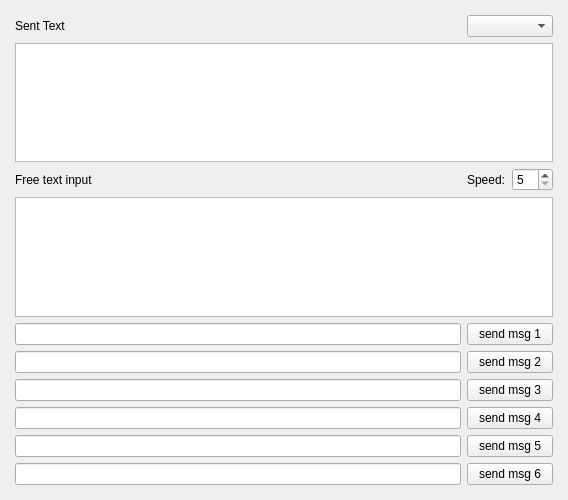
Old version of the form main.ui in the repository mbridak/PyWinKeyerSerial.
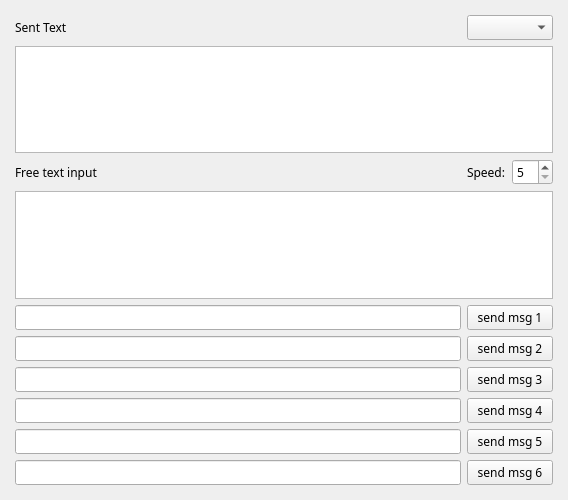
New version of the form.

Commit message: Added font. added spec file, updated build info.

What changed in the file:
```diff
--- a/main.ui
+++ b/main.ui
@@ -28,10 +28,22 @@
      <number>15</number>
     </property>
     <item row="8" column="0">
-     <widget class="QLineEdit" name="msg5"/>
+     <widget class="QLineEdit" name="msg5">
+      <property name="font">
+       <font>
+        <family>JetBrains Mono</family>
+       </font>
+      </property>
+     </widget>
     </item>
     <item row="6" column="0">
-     <widget class="QLineEdit" name="msg3"/>
+     <widget class="QLineEdit" name="msg3">
+      <property name="font">
+       <font>
+        <family>JetBrains Mono</family>
+       </font>
+      </property>
+     </widget>
     </item>
     <item row="0" column="1" colspan="2">
      <widget class="QComboBox" name="comboBox_device">
@@ -41,16 +53,32 @@
         <verstretch>0</verstretch>
        </sizepolicy>
       </property>
+      <property name="font">
+       <font>
+        <family>JetBrains Mono</family>
+       </font>
+      </property>
       <property name="currentText">
        <string/>
       </property>
      </widget>
     </item>
     <item row="4" column="0">
-     <widget class="QLineEdit" name="msg1"/>
+     <widget class="QLineEdit" name="msg1">
+      <property name="font">
+       <font>
+        <family>JetBrains Mono</family>
+       </font>
+      </property>
+     </widget>
     </item>
     <item row="6" column="1" colspan="2">
      <widget class="QPushButton" name="sendmsg3_button">
+      <property name="font">
+       <font>
+        <family>JetBrains Mono</family>
+       </font>
+      </property>
       <property name="text">
        <string>send msg 3</string>
       </property>
@@ -58,16 +86,32 @@
     </item>
     <item row="9" column="1" colspan="2">
      <widget class="QPushButton" name="sendmsg6_button">
+      <property name="font">
+       <font>
+        <family>JetBrains Mono</family>
+       </font>
+      </property>
       <property name="text">
        <string>send msg 6</string>
       </property>
      </widget>
     </item>
     <item row="9" column="0">
-     <widget class="QLineEdit" name="msg6"/>
+     <widget class="QLineEdit" name="msg6">
+      <property name="font">
+       <font>
+        <family>JetBrains Mono</family>
+       </font>
+      </property>
+     </widget>
     </item>
     <item row="0" column="0">
      <widget class="QLabel" name="label">
+      <property name="font">
+       <font>
+        <family>JetBrains Mono</family>
+       </font>
+      </property>
       <property name="text">
        <string>Sent Text</string>
       </property>
@@ -75,6 +119,11 @@
     </item>
     <item row="2" column="0">
      <widget class="QLabel" name="label_2">
+      <property name="font">
+       <font>
+        <family>JetBrains Mono</family>
+       </font>
+      </property>
       <property name="text">
        <string>Free text input</string>
       </property>
@@ -82,6 +131,11 @@
     </item>
     <item row="2" column="2">
      <widget class="QSpinBox" name="spinBox_speed">
+      <property name="font">
+       <font>
+        <family>JetBrains Mono</family>
+       </font>
+      </property>
       <property name="minimum">
        <number>5</number>
       </property>
@@ -91,23 +145,51 @@
      </widget>
     </item>
     <item row="5" column="0">
-     <widget class="QLineEdit" name="msg2"/>
+     <widget class="QLineEdit" name="msg2">
+      <property name="font">
+       <font>
+        <family>JetBrains Mono</family>
+       </font>
+      </property>
+     </widget>
     </item>
     <item row="7" column="0">
-     <widget class="QLineEdit" name="msg4"/>
+     <widget class="QLineEdit" name="msg4">
+      <property name="font">
+       <font>
+        <family>JetBrains Mono</family>
+       </font>
+      </property>
+     </widget>
     </item>
     <item row="2" column="1">
      <widget class="QLabel" name="label_3">
+      <property name="font">
+       <font>
+        <family>JetBrains Mono</family>
+       </font>
+      </property>
       <property name="text">
        <string>Speed:</string>
       </property>
      </widget>
     </item>
     <item row="3" column="0" colspan="3">
-     <widget class="QPlainTextEdit" name="inputbox"/>
+     <widget class="QPlainTextEdit" name="inputbox">
+      <property name="font">
+       <font>
+        <family>JetBrains Mono</family>
+       </font>
+      </property>
+     </widget>
     </item>
     <item row="8" column="1" colspan="2">
      <widget class="QPushButton" name="sendmsg5_button">
+      <property name="font">
+       <font>
+        <family>JetBrains Mono</family>
+       </font>
+      </property>
       <property name="text">
        <string>send msg 5</string>
       </property>
@@ -115,6 +197,11 @@
     </item>
     <item row="5" column="1" colspan="2">
      <widget class="QPushButton" name="sendmsg2_button">
+      <property name="font">
+       <font>
+        <family>JetBrains Mono</family>
+       </font>
+      </property>
       <property name="text">
        <string>send msg 2</string>
       </property>
@@ -122,6 +209,11 @@
     </item>
     <item row="4" column="1" colspan="2">
      <widget class="QPushButton" name="sendmsg1_button">
+      <property name="font">
+       <font>
+        <family>JetBrains Mono</family>
+       </font>
+      </property>
       <property name="text">
        <string>send msg 1</string>
       </property>
@@ -129,13 +221,24 @@
     </item>
     <item row="7" column="1" colspan="2">
      <widget class="QPushButton" name="sendmsg4_button">
+      <property name="font">
+       <font>
+        <family>JetBrains Mono</family>
+       </font>
+      </property>
       <property name="text">
        <string>send msg 4</string>
       </property>
      </widget>
     </item>
     <item row="1" column="0" colspan="3">
-     <widget class="QPlainTextEdit" name="outputbox"/>
+     <widget class="QPlainTextEdit" name="outputbox">
+      <property name="font">
+       <font>
+        <family>JetBrains Mono</family>
+       </font>
+      </property>
+     </widget>
     </item>
    </layout>
   </widget>
```
The commit also changes 5 other files.
